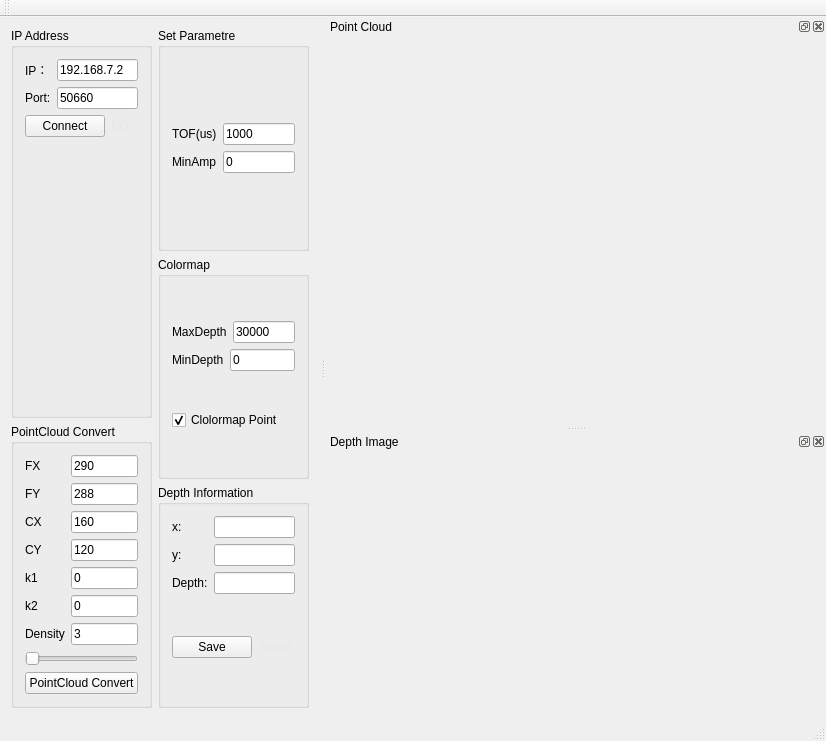
Above: SmartEye/SmartEye/smarteye.ui from SHU3DVision/SmartEye before the change. Below: the same form after it.
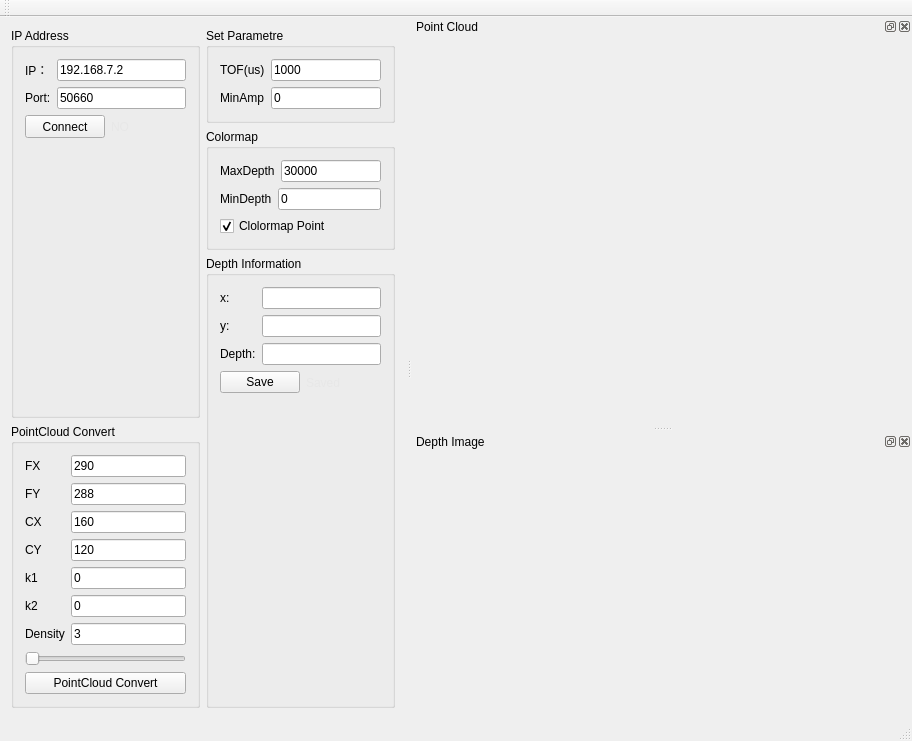
That is the form after the change. Icons and pictures are not drawn. Custom widgets are drawn as their Qt base class.

What changed in the file:
```diff
--- a/SmartEye/SmartEye/smarteye.ui
+++ b/SmartEye/SmartEye/smarteye.ui
@@ -77,6 +77,12 @@
             <layout class="QHBoxLayout" name="horizontalLayout_3">
              <item>
               <widget class="QPushButton" name="connectButton">
+               <property name="minimumSize">
+                <size>
+                 <width>0</width>
+                 <height>23</height>
+                </size>
+               </property>
                <property name="text">
                 <string>Connect</string>
                </property>
@@ -84,6 +90,12 @@
              </item>
              <item>
               <widget class="QLabel" name="statelabel">
+               <property name="minimumSize">
+                <size>
+                 <width>75</width>
+                 <height>23</height>
+                </size>
+               </property>
                <property name="styleSheet">
                 <string notr="true">color: rgb(231, 231, 231);text-align: center;</string>
                </property>
@@ -420,6 +432,12 @@
            </item>
            <item>
             <widget class="QLabel" name="savestatelabel">
+             <property name="minimumSize">
+              <size>
+               <width>75</width>
+               <height>23</height>
+              </size>
+             </property>
              <property name="styleSheet">
               <string notr="true">color: rgb(231, 231, 231);</string>
              </property>
@@ -430,6 +448,19 @@
            </item>
           </layout>
          </item>
+         <item>
+          <spacer name="verticalSpacer_2">
+           <property name="orientation">
+            <enum>Qt::Vertical</enum>
+           </property>
+           <property name="sizeHint" stdset="0">
+            <size>
+             <width>20</width>
+             <height>40</height>
+            </size>
+           </property>
+          </spacer>
+         </item>
         </layout>
        </widget>
       </item>
```
